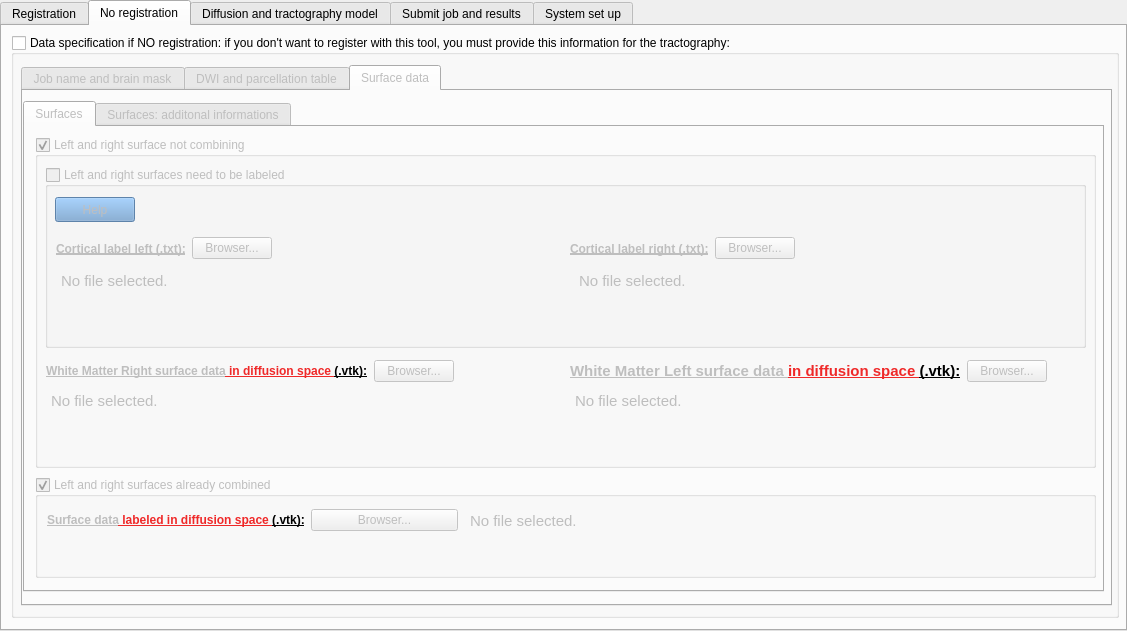
Qt form interface_tab.ui (HZBCPP/CONTINUITY-lite) before a commit.
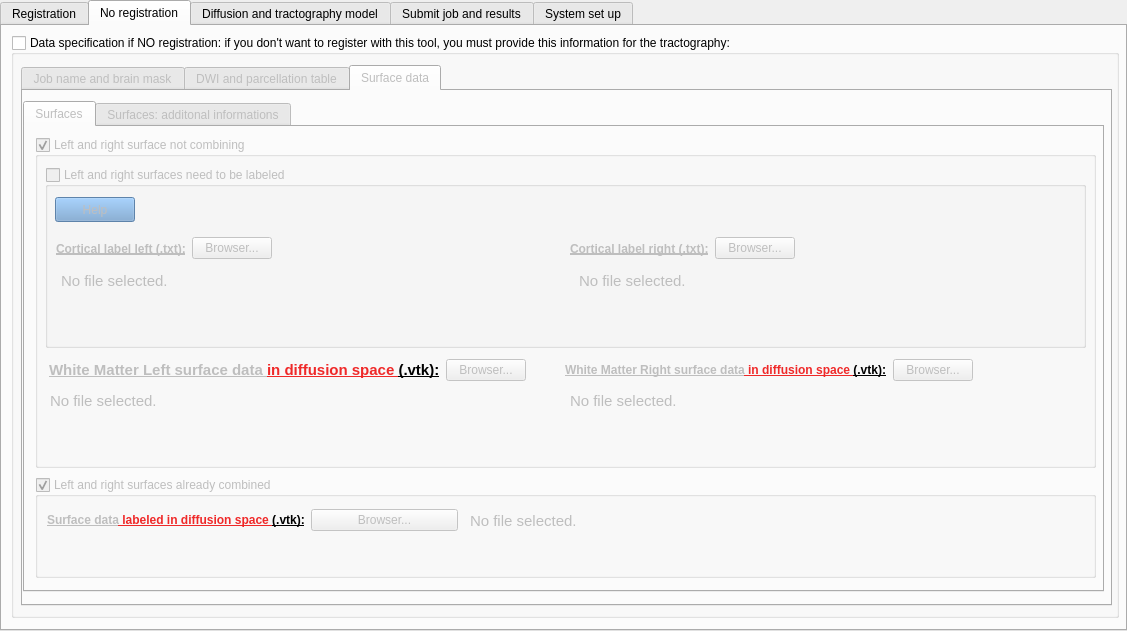
The same form after that commit. The open tabs and pages were chosen to show the change.

Commit message: ENH: DIPY

The edit to the form file:
```diff
--- a/interface_tab.ui
+++ b/interface_tab.ui
@@ -3637,17 +3637,15 @@
            </property>
           </widget>
          </widget>
-         <widget class="QWidget" name="layoutWidget">
+         <widget class="QWidget" name="">
           <property name="geometry">
            <rect>
-            <x>11</x>
+            <x>530</x>
             <y>220</y>
-            <width>1041</width>
-            <height>29</height>
+            <width>521</width>
+            <height>27</height>
            </rect>
           </property>
-          <layout class="QHBoxLayout" name="horizontalLayout_32">
-           <item>
             <layout class="QHBoxLayout" name="horizontalLayout_42">
              <item>
               <widget class="QLabel" name="WMR_surface_diffusion_label">
@@ -3684,8 +3682,16 @@
               </spacer>
              </item>
             </layout>
-           </item>
-           <item>
+         </widget>
+         <widget class="QWidget" name="">
+          <property name="geometry">
+           <rect>
+            <x>14</x>
+            <y>220</y>
+            <width>512</width>
+            <height>27</height>
+           </rect>
+          </property>
             <layout class="QHBoxLayout" name="horizontalLayout_43">
              <item>
               <widget class="QLabel" name="WML_surface_diffusion_label">
@@ -3724,21 +3730,16 @@
               </spacer>
              </item>
             </layout>
-           </item>
-          </layout>
          </widget>
-         <widget class="QWidget" name="layoutWidget">
-          <property name="geometry">
-           <rect>
-            <x>11</x>
-            <y>250</y>
-            <width>1041</width>
-            <height>72</height>
-           </rect>
-          </property>
-          <layout class="QHBoxLayout" name="horizontalLayout_44">
-           <item>
             <widget class="QTextEdit" name="WM_R_Surf_NON_REGISTRATION_textEdit">
+          <property name="geometry">
+           <rect>
+            <x>530</x>
+            <y>250</y>
+            <width>517</width>
+            <height>70</height>
+           </rect>
+          </property>
              <property name="styleSheet">
               <string notr="true">QTextEdit {
 	background-color : transparent
@@ -3758,9 +3759,15 @@
               <bool>true</bool>
              </property>
             </widget>
-           </item>
-           <item>
             <widget class="QTextEdit" name="WM_L_Surf_NON_REGISTRATION_textEdit">
+          <property name="geometry">
+           <rect>
+            <x>10</x>
+            <y>250</y>
+            <width>516</width>
+            <height>70</height>
+           </rect>
+          </property>
              <property name="styleSheet">
               <string notr="true">QTextEdit {
 	background-color : transparent
@@ -3779,9 +3786,6 @@
              <property name="overwriteMode">
               <bool>true</bool>
              </property>
-            </widget>
-           </item>
-          </layout>
          </widget>
         </widget>
         <widget class="QGroupBox" name="left_right_combined_groupBox">
```
Left out of the diff: 12 changed lines with no effect on the pictures. Lines whose indentation alone changed are shown as unchanged. The commit also changes 1 other file.
